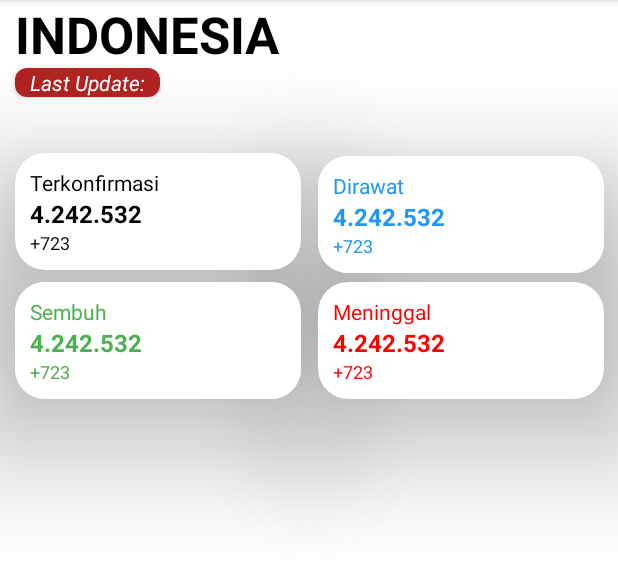
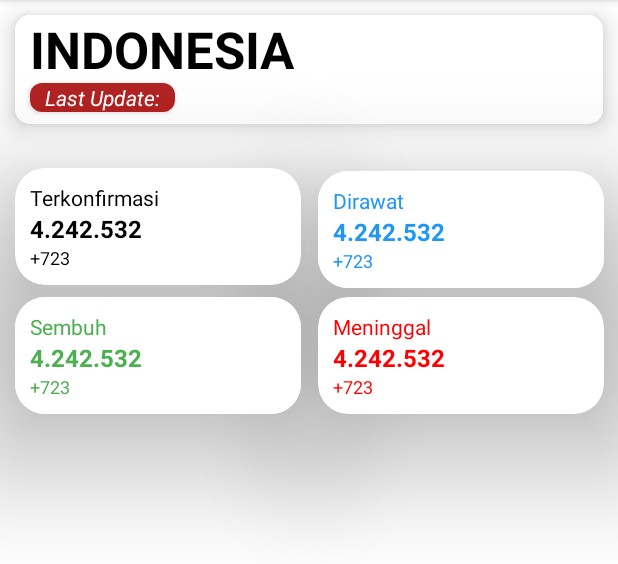
Before and after one commit to Pragoardhi/Covid-19-Projects, an Android app: the HomeDetailFragment screen opened directly, with no data from a screen before it, on a phone screen of 412 x 824 dp, the part 84-648 px from its top. Run offline under Robolectric (Android 15) with nearby library versions, the phone set to English and light mode, and no system bars; our stand-ins replace Picasso; pictures from the network do not load; 11 statements that could not run were skipped.

Commit message:
update UI

```diff
--- a/Covid19Apps/app/src/main/java/com/example/covid19apps/HomeDetail/HomeDetailFragment.java
+++ b/Covid19Apps/app/src/main/java/com/example/covid19apps/HomeDetail/HomeDetailFragment.java
@@ -4,6 +4,7 @@ import android.os.Bundle;
 import android.view.LayoutInflater;
 import android.view.View;
 import android.view.ViewGroup;
+import android.widget.ImageView;
 import android.widget.TextView;
 
 import androidx.annotation.NonNull;
@@ -15,6 +16,7 @@ import com.example.covid19apps.Database.CovidData;
 import com.example.covid19apps.Database.CovidDataDatabaseRepository;
 import com.example.covid19apps.Database.CovidDataViewModel;
 import com.example.covid19apps.R;
+import com.squareup.picasso.Picasso;
 
 import org.w3c.dom.Text;
 
@@ -37,7 +39,6 @@ public class HomeDetailFragment extends Fragment {
     TextView todayRecovered;
     TextView death;
     TextView todayDeath;
-
     public static HomeDetailFragment newInstance(CovidData countryCovidData){
         selectedCountryCovidData = countryCovidData;
         return new HomeDetailFragment();
--- a/Covid19Apps/app/src/main/res/layout/country_detail.xml
+++ b/Covid19Apps/app/src/main/res/layout/country_detail.xml
@@ -6,9 +6,26 @@
     android:layout_height="match_parent"
     android:layout_gravity="center">
 
+    <androidx.cardview.widget.CardView
+        android:id="@+id/cardTittle"
+        android:layout_width="match_parent"
+        android:layout_height="wrap_content"
+        android:layout_margin="10dp"
+        app:cardCornerRadius="10dp"
+        app:cardElevation="10dp"
+        app:layout_constraintEnd_toEndOf="parent"
+        app:layout_constraintStart_toStartOf="parent"
+        app:layout_constraintTop_toTopOf="parent">
+
+        <androidx.constraintlayout.widget.ConstraintLayout
+            android:layout_width="match_parent"
+            android:layout_height="wrap_content"
+            android:background="@color/white">
+
+
             <TextView
                 android:id="@+id/country"
-        android:layout_width="0dp"
+                android:layout_width="match_parent"
                 android:layout_height="wrap_content"
                 android:paddingLeft="10dp"
                 android:text="INDONESIA"
@@ -18,14 +35,6 @@
                 app:layout_constraintEnd_toEndOf="parent"
                 app:layout_constraintStart_toStartOf="parent"
                 app:layout_constraintTop_toTopOf="parent" />
-
-    <!--    Konfirmasi-->
-
-    <!--    Dirawat-->
-
-    <!--    Sembuh-->
-
-    <!--    Meninggal-->
 
             <androidx.cardview.widget.CardView
                 android:id="@+id/cardView"
@@ -44,9 +53,9 @@
                     android:paddingLeft="10dp"
                     android:paddingRight="10dp"
                     android:text="Last Update:"
-            android:textStyle="italic"
                     android:textColor="@color/white"
-            android:textSize="14sp" />
+                    android:textSize="14sp"
+                    android:textStyle="italic" />
             </androidx.cardview.widget.CardView>
 
             <TextView
@@ -60,6 +69,8 @@
                 android:textSize="14sp"
                 app:layout_constraintStart_toEndOf="@+id/cardView"
                 app:layout_constraintTop_toBottomOf="@+id/country" />
+        </androidx.constraintlayout.widget.ConstraintLayout>
+    </androidx.cardview.widget.CardView>
 
     <androidx.cardview.widget.CardView
         android:id="@+id/cardKonfirmasi"
@@ -239,7 +250,7 @@
         app:cardElevation="50dp"
         app:layout_constraintEnd_toEndOf="parent"
         app:layout_constraintStart_toEndOf="@+id/cardKonfirmasi"
-        app:layout_constraintTop_toBottomOf="@+id/updated">
+        app:layout_constraintTop_toBottomOf="@+id/cardTittle">
 
         <androidx.constraintlayout.widget.ConstraintLayout
             android:layout_width="match_parent"
```
Lines whose indentation alone changed are shown as unchanged.
